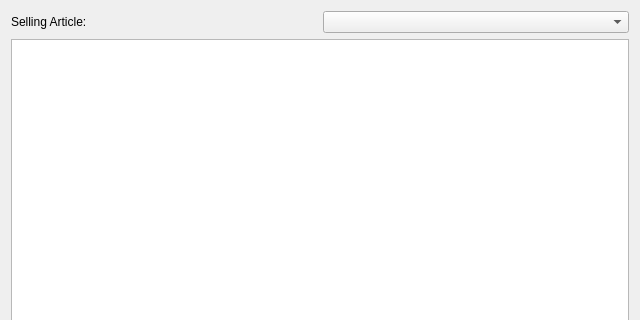
adivik2000/RistorNAT, file RistoPlugins/Sell/ArticleComponent/articlecomponent.ui: the form before one commit; both pictures show x 0 to 640 and y 0 to 320 of the 640 by 480 pixel window.
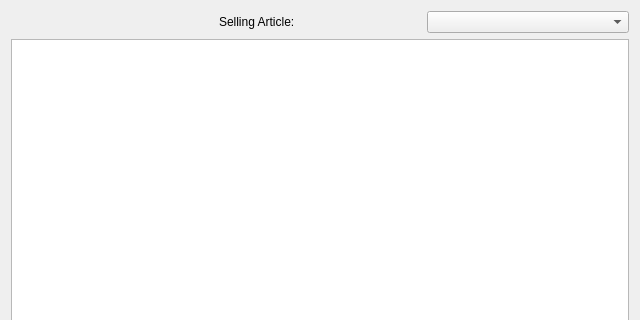
The form after the commit. Custom widgets are drawn as their Qt base class.

Diff of the .ui file:
```diff
--- a/RistoPlugins/Sell/ArticleComponent/articlecomponent.ui
+++ b/RistoPlugins/Sell/ArticleComponent/articlecomponent.ui
@@ -15,19 +15,22 @@
   </property>
   <layout class="QGridLayout" name="gridLayout">
    <item row="0" column="0">
+    <layout class="QVBoxLayout" name="toolLayout"/>
+   </item>
+   <item row="0" column="1">
     <widget class="QLabel" name="label">
      <property name="text">
       <string>Selling Article:</string>
      </property>
     </widget>
    </item>
-   <item row="0" column="1">
+   <item row="0" column="2">
     <widget class="simpleCombo" name="comboSelling"/>
    </item>
-   <item row="1" column="0" colspan="2">
+   <item row="1" column="0" colspan="3">
     <widget class="advancedTable" name="tableView">
      <property name="editTriggers">
-      <set>QAbstractItemView::NoEditTriggers</set>
+      <set>QAbstractItemView::EditKeyPressed</set>
      </property>
      <property name="selectionMode">
       <enum>QAbstractItemView::SingleSelection</enum>
```
Left out of the diff: 2 changed lines with no effect on the pictures.
